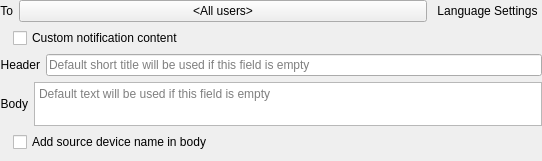
The window that vms/client/nx_vms_client_desktop/src/ui/widgets/business/push_notification_business_action_widget.ui (networkoptix/nx_open) describes before a commit, drawn with Qt 5.
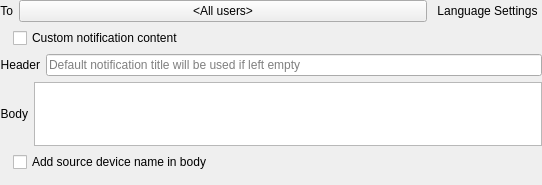
The same window after the commit. Custom widgets are drawn as their Qt base class.

Commit message: VMS-18270: Improved appearance of Push notification action widget and Subject selection dialog

What changed in the file:
```diff
--- a/vms/client/nx_vms_client_desktop/src/ui/widgets/business/push_notification_business_action_widget.ui
+++ b/vms/client/nx_vms_client_desktop/src/ui/widgets/business/push_notification_business_action_widget.ui
@@ -7,7 +7,7 @@
     <x>0</x>
     <y>0</y>
     <width>542</width>
-    <height>161</height>
+    <height>185</height>
    </rect>
   </property>
   <property name="windowTitle">
@@ -206,7 +206,7 @@
             <item>
              <widget class="QLineEdit" name="headerText">
               <property name="placeholderText">
-               <string>Default short title will be used if this field is empty</string>
+               <string>Default notification title will be used if left empty</string>
               </property>
              </widget>
             </item>
@@ -229,15 +229,18 @@
               <property name="minimumSize">
                <size>
                 <width>0</width>
-                <height>44</height>
+                <height>64</height>
                </size>
               </property>
               <property name="maximumSize">
                <size>
                 <width>16777215</width>
-                <height>44</height>
+                <height>64</height>
                </size>
               </property>
+              <property name="plainText">
+               <string/>
+              </property>
               <property name="placeholderText">
                <string>Default text will be used if this field is empty</string>
               </property>
```
The commit also changes 6 other files.
